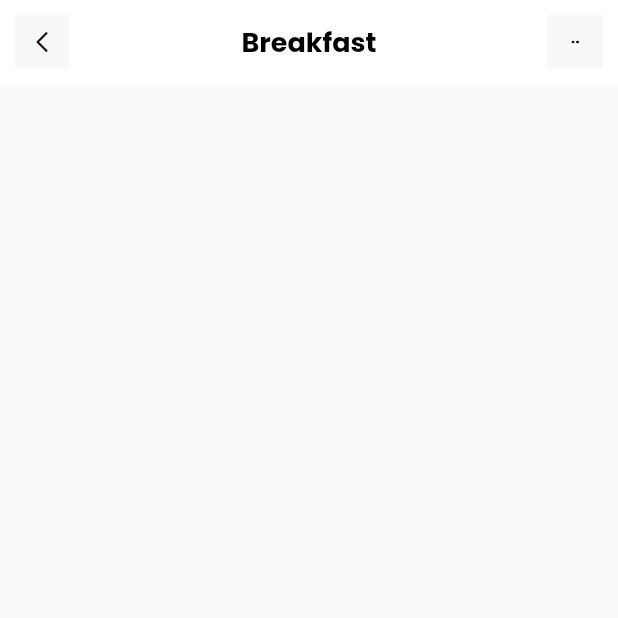
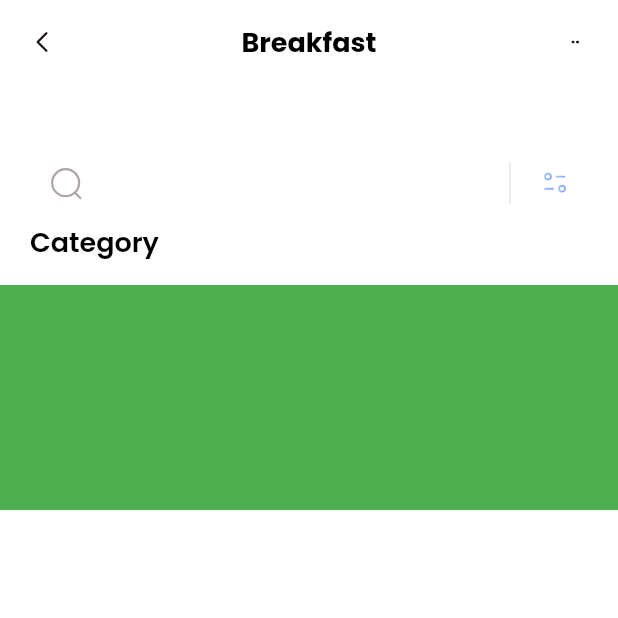
Before and after one commit to harshkoli201/AppUI, a Flutter app: the screen it shows after launch, on a phone screen of 412 x 824 dp, the top half of it. Run offline on Flutter 3.47's test engine with Material 2 defaults, Android fonts, the phone set to English and light mode, and no system bars; our stand-ins replace flutter_svg.

Commit message:
SearchField

```diff
--- a/lib/home.dart
+++ b/lib/home.dart
@@ -7,7 +7,83 @@ class Hello1 extends StatelessWidget {
   @override
   Widget build(BuildContext context) {
     return Scaffold(
-      appBar: AppBar(
+      backgroundColor: Colors.white,
+      appBar: appBar(),
+      body: Column(
+        crossAxisAlignment: CrossAxisAlignment.start,
+        children: [
+          _SearchField(),
+          Column(
+            crossAxisAlignment: CrossAxisAlignment.start,
+            children: [
+              Padding(
+                padding: EdgeInsets.only(left: 20),
+                child: Text(
+                  'Category',
+                  style: TextStyle(
+                      color: Colors.black,
+                      fontSize: 18,
+                      fontWeight: FontWeight.w600),
+                ),
+              ),
+              SizedBox(height: 15),
+              Container(
+                height: 150,
+                color: Colors.green,
+              )
+            ],
+          )
+        ],
+      ),
+    );
+  }
+
+  Container _SearchField() {
+    return Container(
+      margin: EdgeInsets.only(top: 40, left: 20, right: 20),
+      decoration: BoxDecoration(),
+      child: TextField(
+        decoration: InputDecoration(
+          filled: true,
+          fillColor: Colors.white,
+          contentPadding: EdgeInsets.all(15),
+          prefixIcon: Padding(
+            padding: const EdgeInsets.all(12.0),
+            child: SvgPicture.asset(
+              'assest/icons/Search.svg',
+            ),
+          ),
+          suffixIcon: Container(
+            width: 100,
+            child: IntrinsicHeight(
+              child: Row(
+                mainAxisAlignment: MainAxisAlignment.end,
+                children: [
+                  VerticalDivider(
+                    color: Colors.black,
+                    thickness: 0.1,
+                    indent: 10,
+                    endIndent: 10,
+                  ),
+                  Padding(
+                    padding: const EdgeInsets.all(12.0),
+                    child: SvgPicture.asset('assest/icons/Filter.svg'),
+                  ),
+                ],
+              ),
+            ),
+          ),
+          border: OutlineInputBorder(
+            borderRadius: BorderRadius.circular(15),
+            borderSide: BorderSide.none,
+          ),
+        ),
+      ),
+    );
+  }
+
+  AppBar appBar() {
+    return AppBar(
       title: const Text(
         'Breakfast',
         style: TextStyle(
@@ -30,7 +106,7 @@ class Hello1 extends StatelessWidget {
             width: 20,
           ),
           decoration: const BoxDecoration(
-              color: Color(0xffF7F8F8),
+            color: Colors.transparent,
           ),
         ),
       ),
@@ -47,12 +123,11 @@ class Hello1 extends StatelessWidget {
               width: 5,
             ),
             decoration: const BoxDecoration(
-                color: Color(0xffF7F8F8),
+              color: Colors.transparent,
             ),
           ),
         ),
       ],
-      ),
     );
   }
 }
```
Lines whose indentation alone changed are shown as unchanged.
